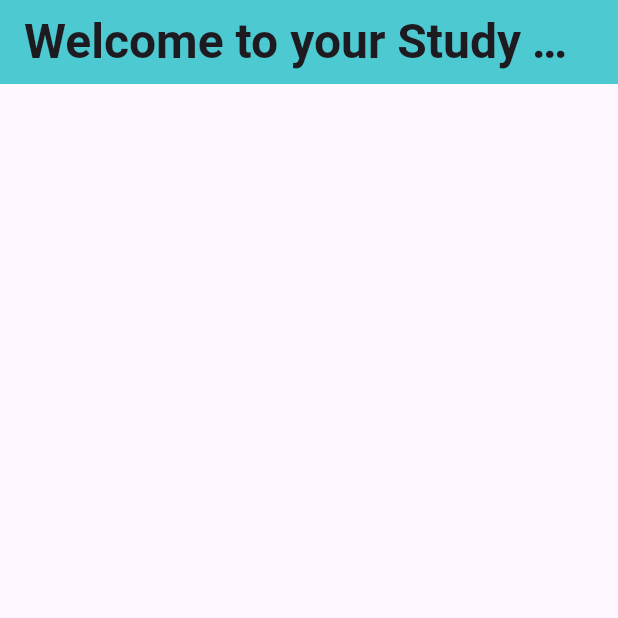
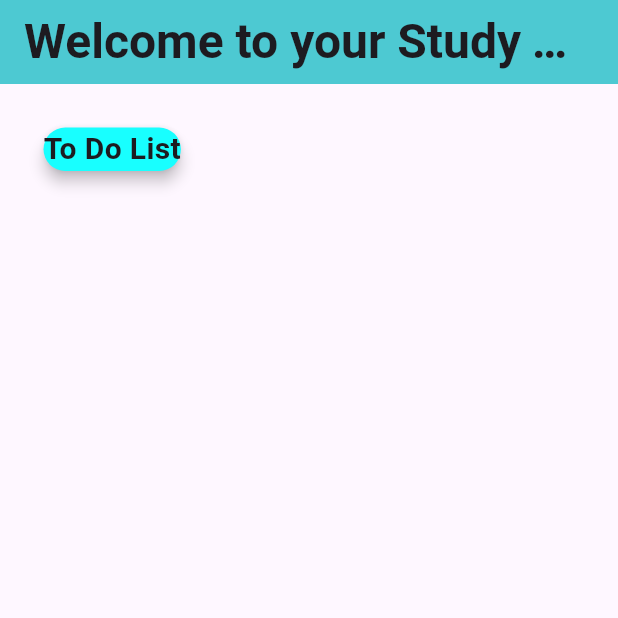
Before and after one commit to MiharaKGL/flutter_ca, a Flutter app: the screen it shows after launch, on a phone screen of 412 x 824 dp, the top half of it. Run offline on Flutter 3.47's test engine with Material 3 defaults, Android fonts, the phone set to English and light mode, and no system bars.

Commit message:
Day 01 : 088

```diff
--- a/lib/main.dart
+++ b/lib/main.dart
@@ -36,6 +36,29 @@ class _studyTrackerState extends State<studyTracker> {
         backgroundColor: const Color.fromARGB(255, 77, 201, 210),
         centerTitle: true,
       ),
+
+      body: Padding(padding: EdgeInsets.all(25.0),
+      child: Column(
+        mainAxisAlignment: MainAxisAlignment.start,
+        children: [
+          Card(
+            color: Colors.cyanAccent,
+            elevation: 4,
+            shape: RoundedRectangleBorder(borderRadius: BorderRadius.circular(20)),
+            child: Column(
+              children: [
+                Text("To Do List",
+                style: TextStyle(
+                  fontSize: 20,
+                  fontWeight: FontWeight.bold,
+                ),
+                ),
+              ],
+            ),
+          ),
+        ],
+      ),
+      ),
     );
   }
 }
```
